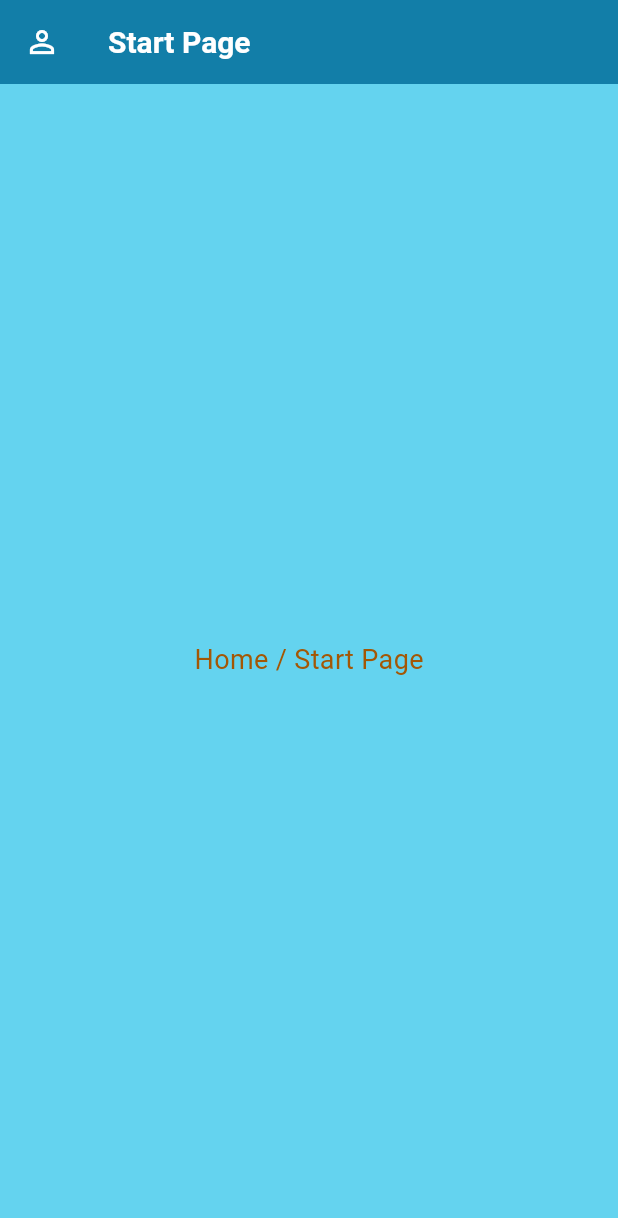
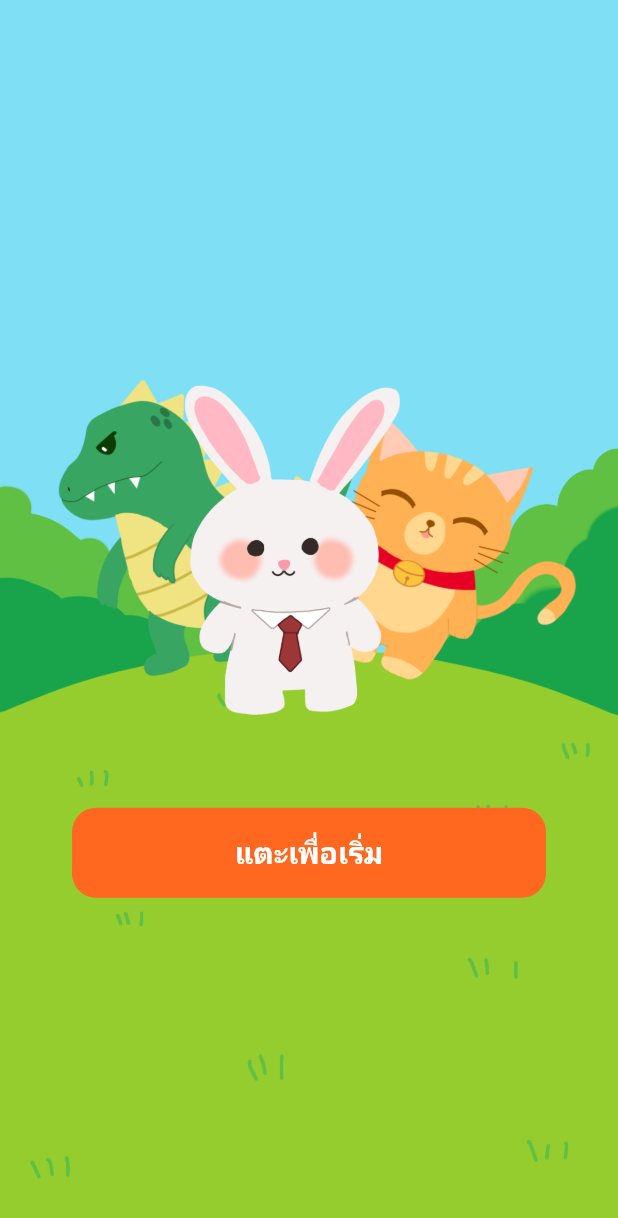
Before and after one commit to perpy3e/LingSix, a Flutter app: the screen it shows once a user with an empty profile is signed in, on a phone screen of 412 x 824 dp. Shown: the top 1218 px of the screen. Run offline on Flutter 3.47's test engine with Material 3 defaults, Android fonts, the phone set to English and light mode, and no system bars; our stand-ins replace audioplayers, cloud_firestore, firebase_auth, firebase_core, flutter_signin_button, google_fonts and 2 more; missing offline and left inert: volume_controller; accounts and stored records are empty.

Commit message:
implement StartPage

```diff
--- a/lib/main.dart
+++ b/lib/main.dart
@@ -13,7 +13,7 @@ import 'pages/auth/forgot_password_page.dart';
 import 'pages/auth/infodata_page.dart';
 
 import 'pages/profile/profile_page.dart';
-
+import 'pages/home/start_page.dart';
 import 'package:lingsix/pages/home/home_page.dart';
 import 'pages/settings/sound_settings_page.dart';
 
@@ -45,6 +45,7 @@ class MyApp extends StatelessWidget {
         '/verify-success': (_) => const VerifySuccessPage(),
         '/forgot-password': (_) => const ForgotPasswordPage(),
         '/start-page': (_) => const StartPage(),
+        '/home-page': (_) => const HomePage(),
         '/sound-settings': (_) => const SoundSettingsPage(),
         '/profile': (_) => ProfilePage(),
         '/infodata': (_) => InfoDataPage(),
--- a/lib/pages/auth/forgot_password_page.dart
+++ b/lib/pages/auth/forgot_password_page.dart
@@ -56,7 +56,7 @@ class _ForgotPasswordPageState extends State<ForgotPasswordPage> {
       body: Container(
         decoration: const BoxDecoration(
           image: DecorationImage(
-            image: AssetImage('assets/img/bgMain.png'),
+            image: AssetImage('assets/img/bgLogin.png'),
             fit: BoxFit.cover,
           ),
         ),
--- a/lib/pages/auth/login_page.dart
+++ b/lib/pages/auth/login_page.dart
@@ -172,7 +172,7 @@ Future<void> _googleLogin() async {
       body: Container(
         decoration: const BoxDecoration(
           image: DecorationImage(
-            image: AssetImage('assets/img/bgMain.png'),
+            image: AssetImage('assets/img/bgLogin.png'),
             fit: BoxFit.cover,
           ),
         ),
--- a/lib/pages/auth/otp_verify_page.dart
+++ b/lib/pages/auth/otp_verify_page.dart
@@ -71,7 +71,7 @@ class _OtpVerifyPageState extends State<OtpVerifyPage> {
       body: Container(
         decoration: const BoxDecoration(
           image: DecorationImage(
-            image: AssetImage('assets/img/bgMain.png'),
+            image: AssetImage('assets/img/bgLogin.png'),
             fit: BoxFit.cover,
           ),
         ),
--- a/lib/pages/auth/sign_up_page.dart
+++ b/lib/pages/auth/sign_up_page.dart
@@ -159,7 +159,7 @@ class _SignUpPageState extends State<SignUpPage> {
       body: Container(
         decoration: const BoxDecoration(
           image: DecorationImage(
-            image: AssetImage('assets/img/bgMain.png'),
+            image: AssetImage('assets/img/bgLogin.png'),
             fit: BoxFit.cover,
           ),
         ),
--- a/lib/pages/auth_gate.dart
+++ b/lib/pages/auth_gate.dart
@@ -1,6 +1,6 @@
 import 'package:flutter/material.dart';
 import 'package:firebase_auth/firebase_auth.dart';
-import 'home/home_page.dart';
+import 'home/start_page.dart';
 import 'auth/login_page.dart';
 
 class AuthGate extends StatelessWidget {
--- /dev/null
+++ b/lib/pages/home/start_page.dart
@@ -0,0 +1,65 @@
+import 'package:flutter/material.dart';
+import 'package:lingsix/app/theme.dart';
+
+class StartPage extends StatelessWidget {
+  const StartPage({super.key});
+
+  @override
+  Widget build(BuildContext context) {
+    return Scaffold(
+      body: Container(
+        decoration: const BoxDecoration(
+          image: DecorationImage(
+            image: AssetImage('assets/img/bgStart.png'),
+            fit: BoxFit.cover,
+          ),
+        ),
+        child: SafeArea(
+          child: Column(
+            children: [
+              const Spacer(flex: 2),
+              // Character image
+              Padding(
+                padding: const EdgeInsets.symmetric(horizontal: 24),
+                child: Image.asset(
+                  'assets/img/imgStart.png',
+                  fit: BoxFit.contain,
+                ),
+              ),
+              const SizedBox(height: 40),
+              // Button
+              Padding(
+                padding: const EdgeInsets.symmetric(horizontal: 48),
+                child: SizedBox(
+                  width: double.infinity,
+                  height: 60,
+                  child: ElevatedButton(
+                    onPressed: () {
+                      Navigator.pushNamed(context, '/home-page');
+                    },
+                    style: ElevatedButton.styleFrom(
+                      backgroundColor: AppColors.braveOrange,
+                      foregroundColor: Colors.white,
+                      shape: RoundedRectangleBorder(
+                        borderRadius: BorderRadius.circular(16),
+                      ),
+                      elevation: 0,
+                    ),
+                    child: Text(
+                      'แตะเพื่อเริ่ม',
+                      style: Theme.of(context).textTheme.titleLarge?.copyWith(
+                        color: Colors.white,
+                        fontWeight: FontWeight.bold,
+                      ),
+                    ),
+                  ),
+                ),
+              ),
+              const Spacer(flex: 2),
+            ],
+          ),
+        ),
+      ),
+    );
+  }
+}
--- a/pubspec.yaml
+++ b/pubspec.yaml
@@ -69,13 +69,16 @@ flutter:
 
   # To add assets to your application, add an assets section, like this:
   assets:
-    - assets/img/bgMain.png
     - assets/sound/m.wav
     - assets/sound/oo.wav
     - assets/sound/ah.wav
     - assets/sound/ee.wav
     - assets/sound/sh.wav
     - assets/sound/s.wav
+    - assets/img/bgLogin.png
+    - assets/img/bgStart.png
+    - assets/img/imgStart.png
+    - assets/img/bgHome.png
   # An image asset can refer to one or more resolution-specific "variants", see
   # https://flutter.dev/to/resolution-aware-images
 
```
Also changed, not shown: lib/pages/home/home_page.dart (+32 -14 lines), assets/img/bgHome.png (added), assets/img/bgLogin.png (renamed from assets/img/bgMain.png), assets/img/bgStart.png (added), assets/img/imgStart.png (added), pubspec.lock.
